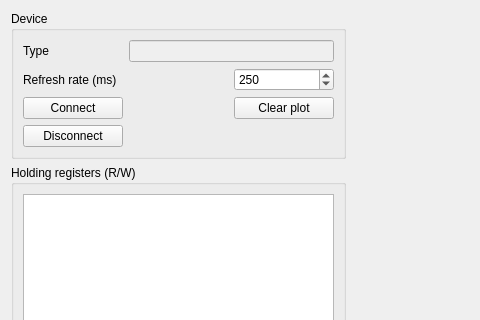
The window that src/nlab_modbus/gui/view/device_tab.ui (nucliflare/nlab-modbus) describes before a commit, drawn with Qt 5; both pictures show x 0 to 480 and y 0 to 320 of the 989 by 632 pixel window.
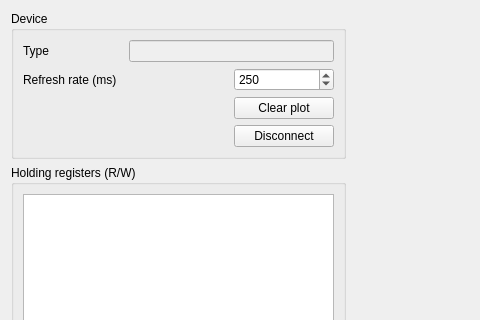
The same window after the commit. Custom widgets are drawn as their Qt base class.

Commit message: Added disconnect functionality for tabs

The edit to the form file:
```diff
--- a/src/nlab_modbus/gui/view/device_tab.ui
+++ b/src/nlab_modbus/gui/view/device_tab.ui
@@ -29,13 +29,6 @@
           </property>
          </widget>
         </item>
-        <item row="2" column="0">
-         <widget class="QPushButton" name="pushButton">
-          <property name="text">
-           <string>Connect</string>
-          </property>
-         </widget>
-        </item>
         <item row="0" column="1" colspan="2">
          <widget class="QLineEdit" name="type_edit">
           <property name="enabled">
@@ -56,13 +49,6 @@
           </property>
          </widget>
         </item>
-        <item row="4" column="0">
-         <widget class="QPushButton" name="pushButton_2">
-          <property name="text">
-           <string>Disconnect</string>
-          </property>
-         </widget>
-        </item>
         <item row="0" column="0">
          <widget class="QLabel" name="label">
           <property name="text">
@@ -77,6 +63,13 @@
           </property>
          </widget>
         </item>
+        <item row="3" column="2">
+         <widget class="QPushButton" name="tab_disconnect_btn">
+          <property name="text">
+           <string>Disconnect</string>
+          </property>
+         </widget>
+        </item>
        </layout>
       </widget>
      </item>
```
Left out of the diff: 2 changed lines with no effect on the pictures. The commit also changes 5 other files.
